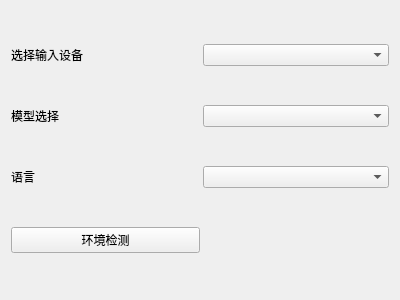
Qt form ui/design/subtitle_main_window.ui (QureL/ChatGPTVoice) before a commit.
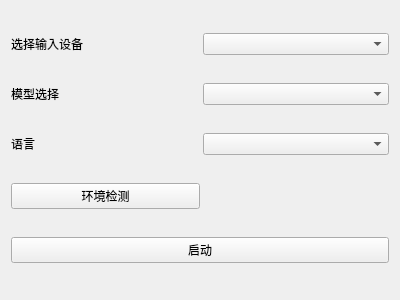
The same form after that commit.

```diff
--- a/ui/design/subtitle_main_window.ui
+++ b/ui/design/subtitle_main_window.ui
@@ -80,6 +80,17 @@
      </item>
     </layout>
    </item>
+   <item>
+    <layout class="QHBoxLayout" name="horizontalLayout_5">
+     <item>
+      <widget class="QPushButton" name="start_btn">
+       <property name="text">
+        <string>启动</string>
+       </property>
+      </widget>
+     </item>
+    </layout>
+   </item>
   </layout>
  </widget>
  <resources/>
```
Left out of the diff: 2 changed lines with no effect on the pictures.
